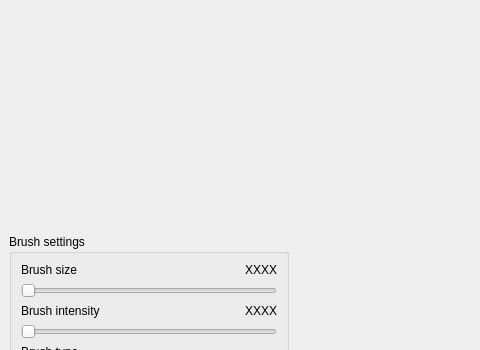
This is game/ui/terraform.ui in horazont/scc as Qt 5 draws it before an edit; both pictures show x 0 to 480 and y 0 to 350 of the 948 by 647 pixel window. The edited form follows.
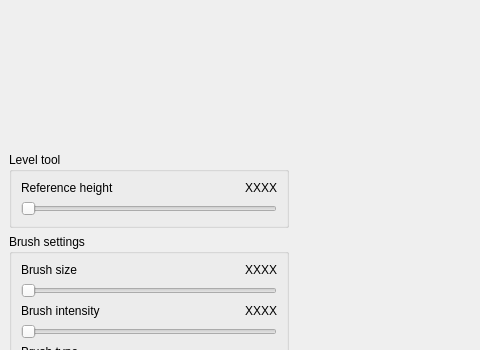
This is the edited form.

Commit message: Add controls for the level tool

The edit to the form file:
```diff
--- a/game/ui/terraform.ui
+++ b/game/ui/terraform.ui
@@ -355,7 +355,7 @@
    <item row="2" column="0">
     <widget class="QWidget" name="tool_settings_frame" native="true">
      <layout class="QGridLayout" name="gridLayout_2">
-      <item row="0" column="0">
+      <item row="1" column="0">
        <widget class="QGroupBox" name="brush_settings">
         <property name="title">
          <string>Brush settings</string>
@@ -495,6 +495,63 @@
         </layout>
        </widget>
       </item>
+      <item row="0" column="0">
+       <widget class="QGroupBox" name="level_tool_settings">
+        <property name="title">
+         <string>Level tool</string>
+        </property>
+        <layout class="QGridLayout" name="gridLayout_4">
+         <item row="0" column="0">
+          <widget class="QLabel" name="label_5">
+           <property name="text">
+            <string>Reference height</string>
+           </property>
+          </widget>
+         </item>
+         <item row="0" column="1">
+          <widget class="QLabel" name="level_tool_reference_height_label">
+           <property name="sizePolicy">
+            <sizepolicy hsizetype="Fixed" vsizetype="Preferred">
+             <horstretch>0</horstretch>
+             <verstretch>0</verstretch>
+            </sizepolicy>
+           </property>
+           <property name="minimumSize">
+            <size>
+             <width>50</width>
+             <height>0</height>
+            </size>
+           </property>
+           <property name="text">
+            <string>XXXX</string>
+           </property>
+           <property name="textFormat">
+            <enum>Qt::PlainText</enum>
+           </property>
+           <property name="alignment">
+            <set>Qt::AlignRight|Qt::AlignTrailing|Qt::AlignVCenter</set>
+           </property>
+          </widget>
+         </item>
+         <item row="1" column="0" colspan="2">
+          <widget class="QSlider" name="level_tool_reference_height_slider">
+           <property name="maximum">
+            <number>102400</number>
+           </property>
+           <property name="singleStep">
+            <number>10</number>
+           </property>
+           <property name="pageStep">
+            <number>100</number>
+           </property>
+           <property name="orientation">
+            <enum>Qt::Horizontal</enum>
+           </property>
+          </widget>
+         </item>
+        </layout>
+       </widget>
+      </item>
      </layout>
     </widget>
    </item>
```
The commit also changes 4 other files.
